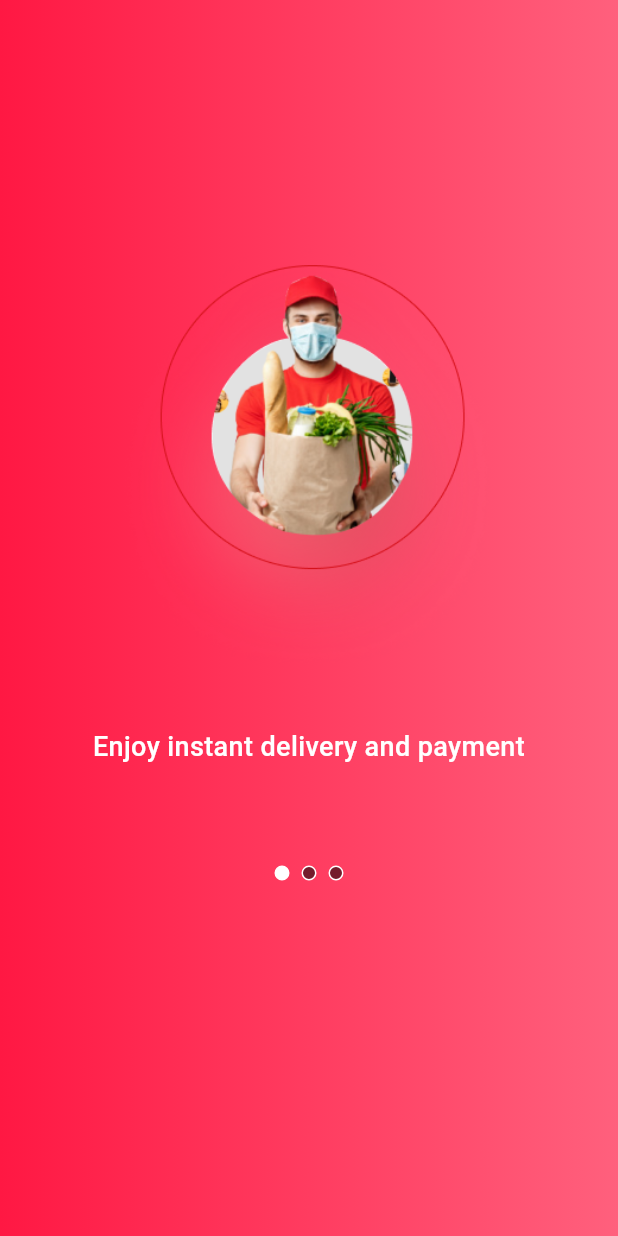
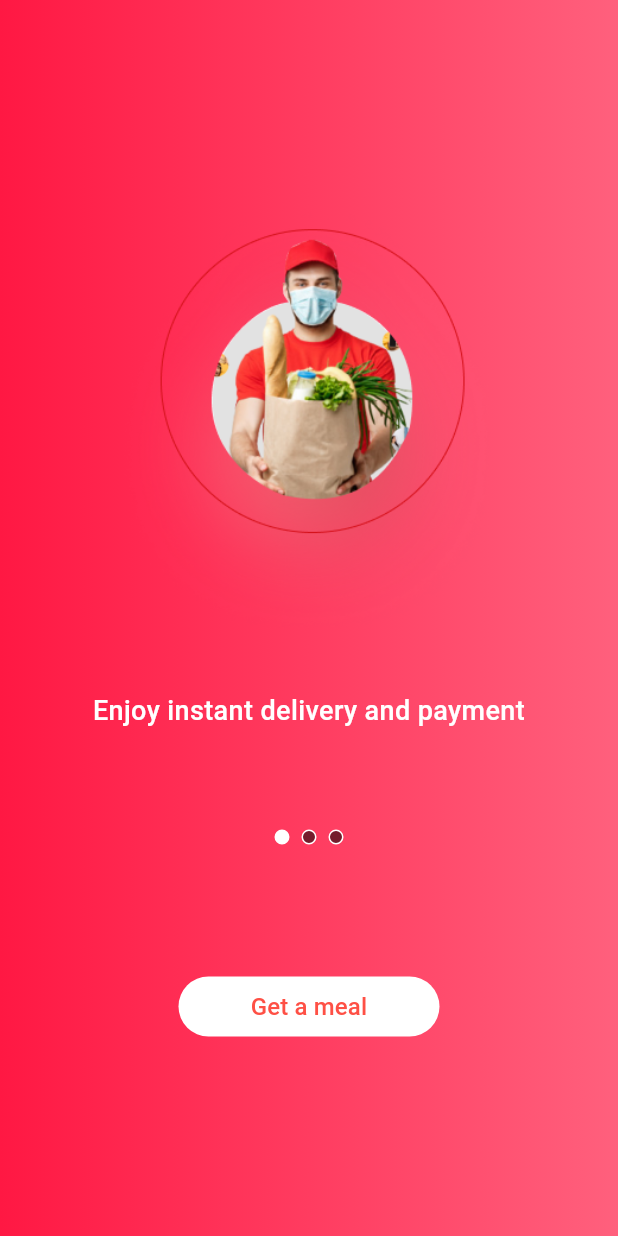
Before and after one commit to hakanbaysal20/OrderApp, a Flutter app: the Onboard screen opened directly, on a phone screen of 412 x 824 dp. Run offline on Flutter 3.47's test engine with Material 3 defaults, Android fonts, the phone set to English and light mode, and no system bars; our stand-ins replace cloud_firestore, dio, firebase_auth, firebase_core, flutter_bloc, lottie; accounts and stored records are empty; network calls fail.

```diff
--- a/order_app/lib/main.dart
+++ b/order_app/lib/main.dart
@@ -39,7 +39,7 @@ class MyApp extends StatelessWidget {
           colorScheme: ColorScheme.fromSeed(seedColor: Colors.deepPurple),
           useMaterial3: true,
         ),
-        home: const Splash(),
+        home: const Home(),
       ),
     );
   }
--- a/order_app/lib/ui/views/onboard.dart
+++ b/order_app/lib/ui/views/onboard.dart
@@ -6,18 +6,15 @@ import 'package:order_app/ui/bloc/onboard_cubit.dart';
 import 'package:order_app/ui/views/login.dart';
 import 'package:order_app/ui/views/onboard_card.dart';
 
-
 class Onboard extends StatefulWidget {
   const Onboard({Key? key}) : super(key: key);
 
   @override
   State<Onboard> createState() => _OnboardState();
 }
-
 class _OnboardState extends State<Onboard> with SingleTickerProviderStateMixin {
   late final TabController tabController;
   int selectIndex = 0;
-  var control = false;
   @override
   void initState() {
     super.initState();
@@ -38,22 +35,13 @@ class _OnboardState extends State<Onboard> with SingleTickerProviderStateMixin {
              width: double.infinity,
              height: 420,
              child: PageView.builder(
-
                onPageChanged: (value) {
                  setState(() {
-
                  });
                  context.read<OnboardCubit>().changeIndicator(value, tabController);
                },
                itemCount: OnboardList.onboardItems.length,
                itemBuilder: (context, index) {
-                 var lastIndex = OnboardList.onboardItems.last;
-                 if(lastIndex == index){
-                     control = true;
-                   }else{
-                     control = false;
-                   }
-
                  return OnboardCard(OnboardList.onboardItems[index],
                     );
                  },),
@@ -64,13 +52,12 @@ class _OnboardState extends State<Onboard> with SingleTickerProviderStateMixin {
                color: Colors.black54,
                controller: tabController,
              ),
-            SizedBox(height: 80),
-            Visibility(
-              visible: control,
-              child: TextButton(onPressed: () {
+            const SizedBox(height: 80),
+           TextButton(onPressed: () {
+             Navigator.push(context, MaterialPageRoute(builder: (context) => const Login(),));
               },style: TextButton.styleFrom(backgroundColor: ColorConstants.white,shape: RoundedRectangleBorder(borderRadius: BorderRadius.circular(37))),
-                  child: Container(width: 150,child: const Text("Get a meal",style: TextStyle(color: ColorConstants.buttonTextColor,fontFamily: 'Roboto',fontSize: 16),textAlign: TextAlign.center))),
-            ),
+                  child: const SizedBox(width: 150,child: Text("Get a meal",style: TextStyle(color: ColorConstants.buttonTextColor,fontFamily: 'Roboto',fontSize: 16),textAlign: TextAlign.center))),
+
 
           ],
         ),
--- a/order_app/lib/ui/views/splash.dart
+++ b/order_app/lib/ui/views/splash.dart
@@ -1,6 +1,7 @@
 import 'package:flutter/material.dart';
 import 'package:order_app/constants/color_constants.dart';
 import 'package:order_app/ui/views/lottie/lottie_widget.dart';
+import 'package:order_app/ui/views/onboard.dart';
 
 
 class Splash extends StatefulWidget {
@@ -56,6 +57,7 @@ class _SplashState extends State<Splash> {
       opacity: imageOpacity,
       duration: Duration(seconds: 2),
       child: LottieCustomWidget("$animateJson"),
+      onEnd: () => Navigator.pushReplacement(context, MaterialPageRoute(builder: (context) => const Onboard(),)),
     );
   }
 }
--- a/order_app/pubspec.yaml
+++ b/order_app/pubspec.yaml
@@ -68,6 +68,9 @@ flutter:
         - asset: assets/fonts/Roboto.ttf
         - asset: assets/fonts/Roboto-Medium.ttf
           weight: 500
+    - family: SansPro
+      fonts:
+        - asset: assets/fonts/SansProSB.ttf
   # The following line ensures that the Material Icons font is
   # included with your application, so that you can use the icons in
   # the material Icons class.
```
Also changed, not shown: order_app/lib/ui/views/home.dart (+30 -12 lines), order_app/assets/fonts/SansPro.ttf (added), order_app/assets/fonts/SansProSB.ttf (added).
